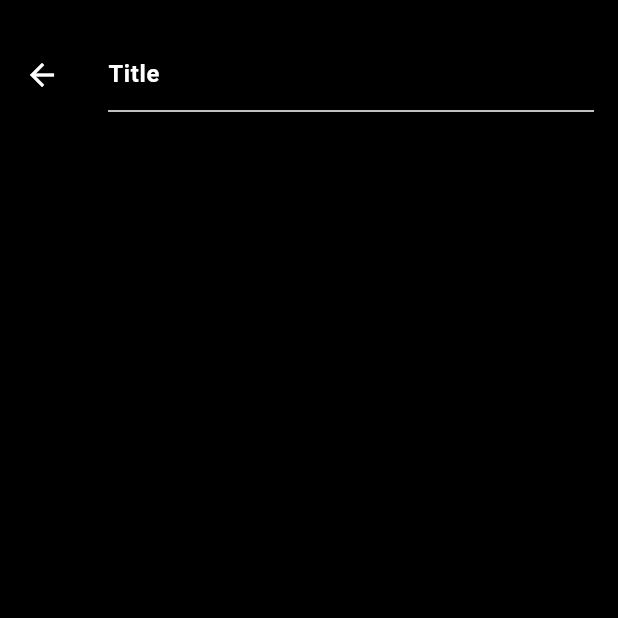
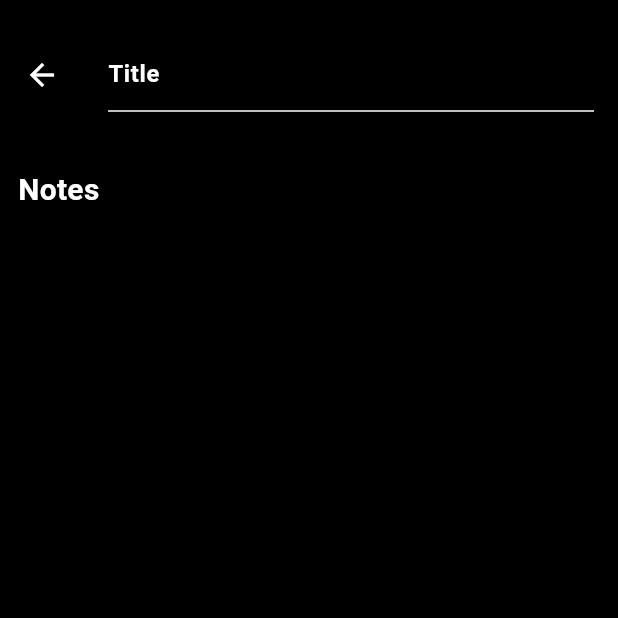
Before and after one commit to QalibJs/todo-app, a Flutter app: the NoteScreen screen opened directly, on a phone screen of 412 x 824 dp, the top half of it. Run offline on Flutter 3.47's test engine with Material 2 defaults, Android fonts, the phone set to English and light mode, and no system bars; our stand-ins replace sizer.

Commit message:
third commit

```diff
--- a/lib/app/note/screens/note_screen.dart
+++ b/lib/app/note/screens/note_screen.dart
@@ -1,5 +1,6 @@
 import 'package:flutter/material.dart';
 import 'package:todo/app/note/widgets/note_app_bar_widget.dart';
+import 'package:todo/app/note/widgets/note_full_widget.dart';
 import 'package:todo/constant/app_colors.dart';
 
 class NoteScreen extends StatelessWidget {
@@ -14,7 +15,7 @@ class NoteScreen extends StatelessWidget {
           toolbarHeight: 100,
           foregroundColor: AppColors.white,
           title: const NoteAppBarWidget()),
-      body: Container(),
+      body: const NoteFullWidget(),
     );
   }
 }
--- /dev/null
+++ b/lib/app/note/widgets/note_full_widget.dart
@@ -0,0 +1,21 @@
+import 'package:flutter/material.dart';
+import 'package:todo/app/note/widgets/note_top_widget.dart';
+import 'package:todo/constant/app_paddings.dart';
+
+class NoteFullWidget extends StatelessWidget {
+  const NoteFullWidget({super.key});
+
+  @override
+  Widget build(BuildContext context) {
+    return Padding(
+      padding: AppPaddings.all12,
+      child: const Column(
+        mainAxisAlignment: MainAxisAlignment.start,
+        crossAxisAlignment: CrossAxisAlignment.start,
+        children: [
+          NoteTopWidget(),
+        ],
+      ),
+    );
+  }
+}
--- /dev/null
+++ b/lib/app/note/widgets/note_top_widget.dart
@@ -0,0 +1,15 @@
+import 'package:flutter/material.dart';
+import 'package:todo/constant/app_text.dart';
+import 'package:todo/constant/app_text_style.dart';
+
+class NoteTopWidget extends StatelessWidget {
+  const NoteTopWidget({super.key});
+
+  @override
+  Widget build(BuildContext context) {
+    return Text(
+      AppTexts.notes,
+      style: AppTextStyle.headerNotes,
+    );
+  }
+}
--- a/lib/constant/app_text.dart
+++ b/lib/constant/app_text.dart
@@ -3,6 +3,7 @@ class AppTexts {
 
   static String get hi => "Salam Aleykum";
   static String get noteBooks => "Notebooks";
+  static String get notes => "Notes";
   static String get empty => "Not any information";
   static String get title => "Title";
 }
--- a/lib/data/model/home_model.dart
+++ b/lib/data/model/home_model.dart
@@ -9,6 +9,10 @@ class HomeModel {
   static List<HomeModel> model = [
     HomeModel(notes: "HGVCKHGSVGHXVKSHGVXSHGVXKHSGVX", title: "AZERBAYCAN"),
     HomeModel(notes: "notsdcsdcaes", title: "BAKI"),
+    HomeModel(
+        notes:
+            "vdsgaavsghKVCGhadsshdgvckhsgdVCKHDGSvdsgaavsghKVCGhadsshdgvckhsgdVCKHDGSvdsgaavsghKVCGhadsshdgvckhsgdVCKHDGS",
+        title: "SALYAN"),
     HomeModel(notes: "notemdscbkjsdbkcjsdbccsdCSDCCsdcs", title: "NewYork"),
     HomeModel(
         notes:
```
